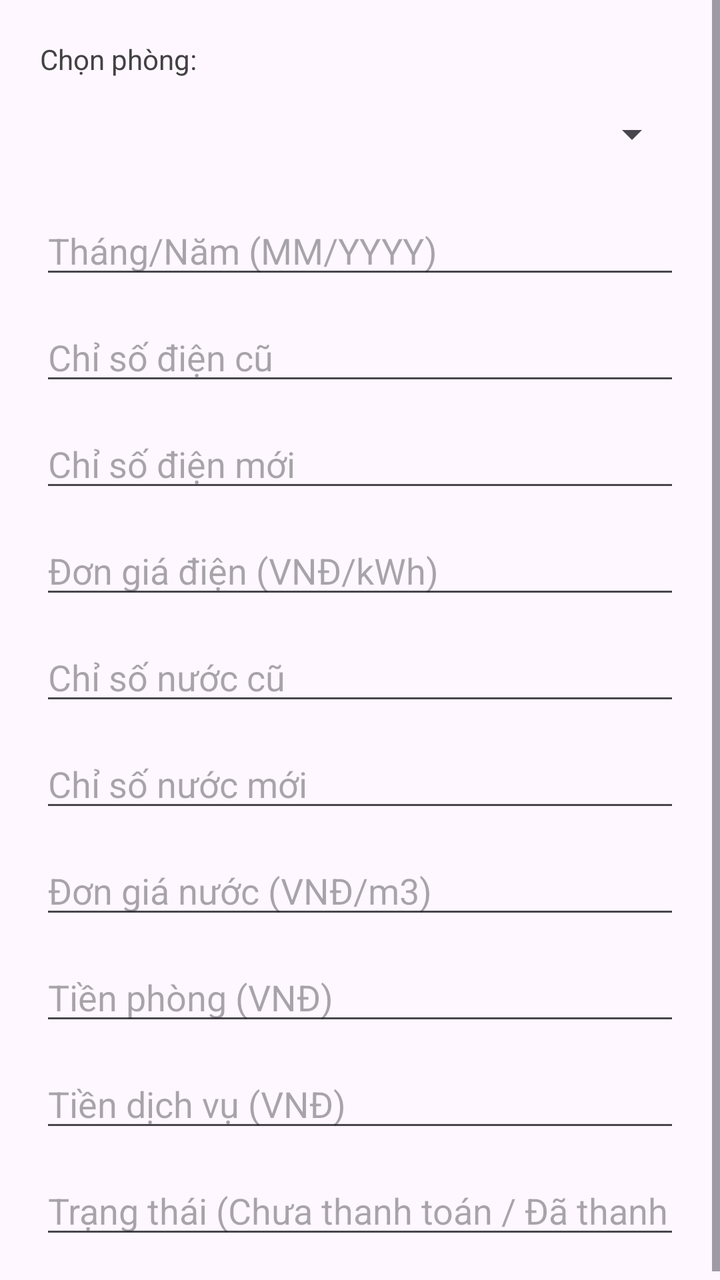
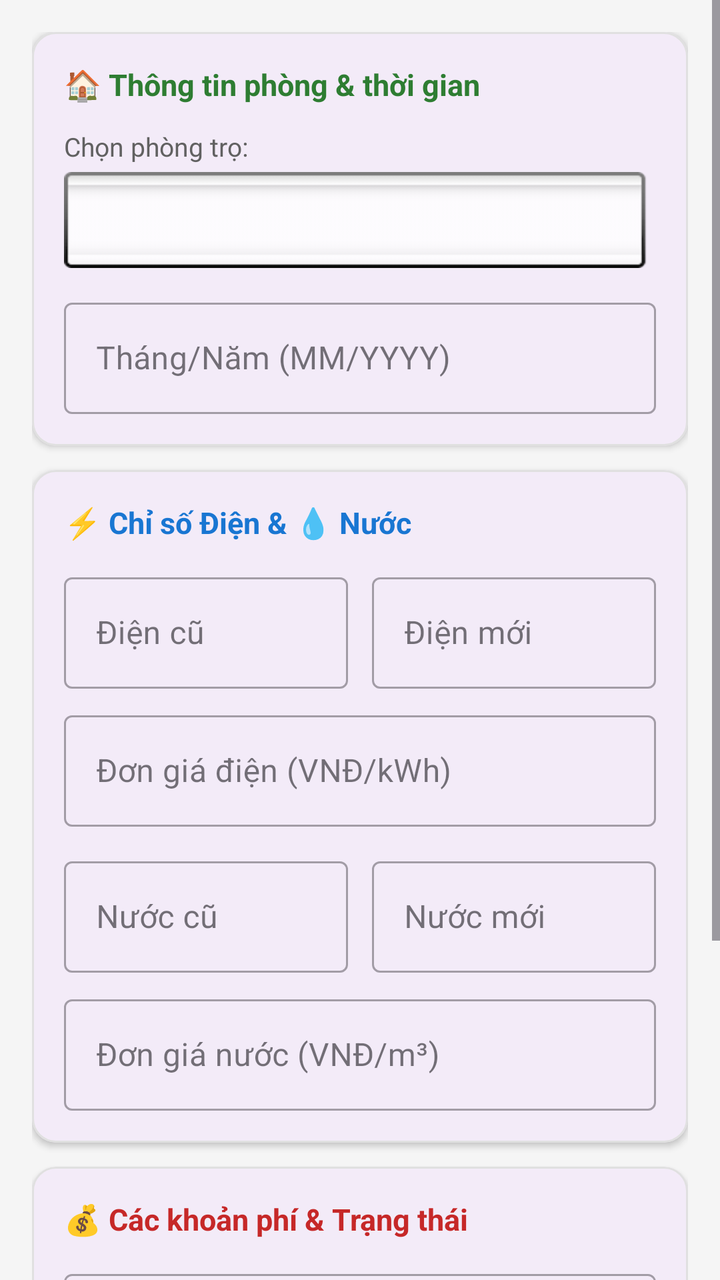

Compare the two renders of this Android layout. The source of the first and the diff that turns it into the second are given below.
<!-- AndroidManifest.xml: application theme Theme.DACK2026 -->
<!-- res/layout/dialog_hoa_don.xml -->
<?xml version="1.0" encoding="utf-8"?>
<ScrollView xmlns:android="http://schemas.android.com/apk/res/android"
    android:layout_width="match_parent"
    android:layout_height="wrap_content">

    <LinearLayout
        android:layout_width="match_parent"
        android:layout_height="wrap_content"
        android:orientation="vertical"
        android:padding="20dp">

        <TextView
            android:layout_width="wrap_content"
            android:layout_height="wrap_content"
            android:layout_marginBottom="4dp"
            android:text="Chọn phòng:"
            android:textColor="#424242"
            android:textSize="14sp" />

        <Spinner
            android:id="@+id/spinnerPhong"
            android:layout_width="match_parent"
            android:layout_height="48dp"
            android:layout_marginBottom="12dp" />

        <EditText
            android:id="@+id/etThangNam"
            android:layout_width="match_parent"
            android:layout_height="wrap_content"
            android:layout_marginBottom="12dp"
            android:hint="Tháng/Năm (MM/YYYY)"
            android:inputType="text"
            android:maxLines="1" />

        <EditText
            android:id="@+id/etChiSoDienCu"
            android:layout_width="match_parent"
            android:layout_height="wrap_content"
            android:layout_marginBottom="12dp"
            android:hint="Chỉ số điện cũ"
            android:inputType="number"
            android:maxLines="1" />

        <EditText
            android:id="@+id/etChiSoDienMoi"
            android:layout_width="match_parent"
            android:layout_height="wrap_content"
            android:layout_marginBottom="12dp"
            android:hint="Chỉ số điện mới"
            android:inputType="number"
            android:maxLines="1" />

        <EditText
            android:id="@+id/etDonGiaDien"
            android:layout_width="match_parent"
            android:layout_height="wrap_content"
            android:layout_marginBottom="12dp"
            android:hint="Đơn giá điện (VNĐ/kWh)"
            android:inputType="numberDecimal"
            android:maxLines="1" />

        <EditText
            android:id="@+id/etChiSoNuocCu"
            android:layout_width="match_parent"
            android:layout_height="wrap_content"
            android:layout_marginBottom="12dp"
            android:hint="Chỉ số nước cũ"
            android:inputType="number"
            android:maxLines="1" />

        <EditText
            android:id="@+id/etChiSoNuocMoi"
            android:layout_width="match_parent"
            android:layout_height="wrap_content"
            android:layout_marginBottom="12dp"
            android:hint="Chỉ số nước mới"
            android:inputType="number"
            android:maxLines="1" />

        <EditText
            android:id="@+id/etDonGiaNuoc"
            android:layout_width="match_parent"
            android:layout_height="wrap_content"
            android:layout_marginBottom="12dp"
            android:hint="Đơn giá nước (VNĐ/m3)"
            android:inputType="numberDecimal"
            android:maxLines="1" />

        <EditText
            android:id="@+id/etTienPhong"
            android:layout_width="match_parent"
            android:layout_height="wrap_content"
            android:layout_marginBottom="12dp"
            android:hint="Tiền phòng (VNĐ)"
            android:inputType="numberDecimal"
            android:maxLines="1" />

        <EditText
            android:id="@+id/etTienDichVu"
            android:layout_width="match_parent"
            android:layout_height="wrap_content"
            android:layout_marginBottom="12dp"
            android:hint="Tiền dịch vụ (VNĐ)"
            android:inputType="numberDecimal"
            android:maxLines="1" />

        <EditText
            android:id="@+id/etTrangThai"
            android:layout_width="match_parent"
            android:layout_height="wrap_content"
            android:hint="Trạng thái (Chưa thanh toán / Đã thanh toán)"
            android:inputType="text"
            android:maxLines="1" />

    </LinearLayout>
</ScrollView>
<!-- resources referenced by this layout -->
<resources>
  <style name="Theme.DACK2026" parent="Base.Theme.DACK2026" />
  <style name="Base.Theme.DACK2026" parent="Theme.Material3.DayNight.NoActionBar">
          
          
      </style>
</resources>

<!-- the commit's change to res/layout/dialog_hoa_don.xml (unified diff, before → after) -->
@@ -1,116 +1,303 @@
 <?xml version="1.0" encoding="utf-8"?>
 <ScrollView xmlns:android="http://schemas.android.com/apk/res/android"
+    xmlns:app="http://schemas.android.com/apk/res-auto"
     android:layout_width="match_parent"
-    android:layout_height="wrap_content">
+    android:layout_height="wrap_content"
+    android:background="#F5F5F5">
 
     <LinearLayout
         android:layout_width="match_parent"
         android:layout_height="wrap_content"
         android:orientation="vertical"
-        android:padding="20dp">
-
-        <TextView
-            android:layout_width="wrap_content"
-            android:layout_height="wrap_content"
-            android:layout_marginBottom="4dp"
-            android:text="Chọn phòng:"
-            android:textColor="#424242"
-            android:textSize="14sp" />
-
-        <Spinner
-            android:id="@+id/spinnerPhong"
-            android:layout_width="match_parent"
-            android:layout_height="48dp"
-            android:layout_marginBottom="12dp" />
-
-        <EditText
-            android:id="@+id/etThangNam"
+        android:padding="16dp">
+
+        
+        <com.google.android.material.card.MaterialCardView
             android:layout_width="match_parent"
             android:layout_height="wrap_content"
             android:layout_marginBottom="12dp"
-            android:hint="Tháng/Năm (MM/YYYY)"
-            android:inputType="text"
-            android:maxLines="1" />
-
-        <EditText
-            android:id="@+id/etChiSoDienCu"
+            app:cardCornerRadius="12dp"
+            app:cardElevation="2dp"
+            app:strokeColor="#E0E0E0"
+            app:strokeWidth="1dp">
+
+            <LinearLayout
+                android:layout_width="match_parent"
+                android:layout_height="wrap_content"
+                android:orientation="vertical"
+                android:padding="16dp">
+
+                <TextView
+                    android:layout_width="wrap_content"
+                    android:layout_height="wrap_content"
+                    android:text="🏠 Thông tin phòng &amp; thời gian"
+                    android:textColor="#2E7D32"
+                    android:textSize="15sp"
+                    android:textStyle="bold" />
+
+                <TextView
+                    android:layout_width="wrap_content"
+                    android:layout_height="wrap_content"
+                    android:layout_marginTop="12dp"
+                    android:layout_marginBottom="4dp"
+                    android:text="Chọn phòng trọ:"
+                    android:textColor="#616161"
+                    android:textSize="13sp" />
+
+                <Spinner
+                    android:id="@+id/spinnerPhong"
+                    android:layout_width="match_parent"
+                    android:layout_height="48dp"
+                    android:background="@android:drawable/spinner_background"
+                    android:layout_marginBottom="12dp" />
+
+                <com.google.android.material.textfield.TextInputLayout
+                    android:layout_width="match_parent"
+                    android:layout_height="wrap_content"
+                    style="@style/Widget.MaterialComponents.TextInputLayout.OutlinedBox">
+
+                    <com.google.android.material.textfield.TextInputEditText
+                        android:id="@+id/etThangNam"
+                        android:layout_width="match_parent"
+                        android:layout_height="wrap_content"
+                        android:hint="Tháng/Năm (MM/YYYY)"
+                        android:inputType="text"
+                        android:maxLines="1" />
+                </com.google.android.material.textfield.TextInputLayout>
+
+            </LinearLayout>
+        </com.google.android.material.card.MaterialCardView>
+
+        
+        <com.google.android.material.card.MaterialCardView
             android:layout_width="match_parent"
             android:layout_height="wrap_content"
             android:layout_marginBottom="12dp"
-            android:hint="Chỉ số điện cũ"
-            android:inputType="number"
-            android:maxLines="1" />
-
-        <EditText
-            android:id="@+id/etChiSoDienMoi"
+            app:cardCornerRadius="12dp"
+            app:cardElevation="2dp"
+            app:strokeColor="#E0E0E0"
+            app:strokeWidth="1dp">
+
+            <LinearLayout
+                android:layout_width="match_parent"
+                android:layout_height="wrap_content"
+                android:orientation="vertical"
+                android:padding="16dp">
+
+                <TextView
+                    android:layout_width="wrap_content"
+                    android:layout_height="wrap_content"
+                    android:text="⚡ Chỉ số Điện &amp; 💧 Nước"
+                    android:textColor="#1976D2"
+                    android:textSize="15sp"
+                    android:textStyle="bold" />
+
+                <LinearLayout
+                    android:layout_width="match_parent"
+                    android:layout_height="wrap_content"
+                    android:layout_marginTop="12dp"
+                    android:orientation="horizontal">
+
+                    <com.google.android.material.textfield.TextInputLayout
+                        android:layout_width="0dp"
+                        android:layout_height="wrap_content"
+                        android:layout_weight="1"
+                        android:layout_marginEnd="6dp"
+                        style="@style/Widget.MaterialComponents.TextInputLayout.OutlinedBox">
+
+                        <com.google.android.material.textfield.TextInputEditText
+                            android:id="@+id/etChiSoDienCu"
+                            android:layout_width="match_parent"
+                            android:layout_height="wrap_content"
+                            android:hint="Điện cũ"
+                            android:inputType="number"
+                            android:maxLines="1" />
+                    </com.google.android.material.textfield.TextInputLayout>
+
+                    <com.google.android.material.textfield.TextInputLayout
+                        android:layout_width="0dp"
+                        android:layout_height="wrap_content"
+                        android:layout_weight="1"
+                        android:layout_marginStart="6dp"
+                        style="@style/Widget.MaterialComponents.TextInputLayout.OutlinedBox">
+
+                        <com.google.android.material.textfield.TextInputEditText
+                            android:id="@+id/etChiSoDienMoi"
+                            android:layout_width="match_parent"
+                            android:layout_height="wrap_content"
+                            android:hint="Điện mới"
+                            android:inputType="number"
+                            android:maxLines="1" />
+                    </com.google.android.material.textfield.TextInputLayout>
+                </LinearLayout>
+
+                <com.google.android.material.textfield.TextInputLayout
+                    android:layout_width="match_parent"
+                    android:layout_height="wrap_content"
+                    android:layout_marginTop="8dp"
+                    style="@style/Widget.MaterialComponents.TextInputLayout.OutlinedBox">
+
+                    <com.google.android.material.textfield.TextInputEditText
+                        android:id="@+id/etDonGiaDien"
+                        android:layout_width="match_parent"
+                        android:layout_height="wrap_content"
+                        android:hint="Đơn giá điện (VNĐ/kWh)"
+                        android:inputType="numberDecimal"
+                        android:maxLines="1" />
+                </com.google.android.material.textfield.TextInputLayout>
+
+                <LinearLayout
+                    android:layout_width="match_parent"
+                    android:layout_height="wrap_content"
+                    android:layout_marginTop="12dp"
+                    android:orientation="horizontal">
+
+                    <com.google.android.material.textfield.TextInputLayout
+                        android:layout_width="0dp"
+                        android:layout_height="wrap_content"
+                        android:layout_weight="1"
+                        android:layout_marginEnd="6dp"
+                        style="@style/Widget.MaterialComponents.TextInputLayout.OutlinedBox">
+
+                        <com.google.android.material.textfield.TextInputEditText
+                            android:id="@+id/etChiSoNuocCu"
+                            android:layout_width="match_parent"
+                            android:layout_height="wrap_content"
+                            android:hint="Nước cũ"
+                            android:inputType="number"
+                            android:maxLines="1" />
+                    </com.google.android.material.textfield.TextInputLayout>
+
+                    <com.google.android.material.textfield.TextInputLayout
+                        android:layout_width="0dp"
+                        android:layout_height="wrap_content"
+                        android:layout_weight="1"
+                        android:layout_marginStart="6dp"
+                        style="@style/Widget.MaterialComponents.TextInputLayout.OutlinedBox">
+
+                        <com.google.android.material.textfield.TextInputEditText
+                            android:id="@+id/etChiSoNuocMoi"
+                            android:layout_width="match_parent"
+                            android:layout_height="wrap_content"
+                            android:hint="Nước mới"
+                            android:inputType="number"
+                            android:maxLines="1" />
+                    </com.google.android.material.textfield.TextInputLayout>
+                </LinearLayout>
+
+                <com.google.android.material.textfield.TextInputLayout
+                    android:layout_width="match_parent"
+                    android:layout_height="wrap_content"
+                    android:layout_marginTop="8dp"
+                    style="@style/Widget.MaterialComponents.TextInputLayout.OutlinedBox">
+
+                    <com.google.android.material.textfield.TextInputEditText
+                        android:id="@+id/etDonGiaNuoc"
+                        android:layout_width="match_parent"
+                        android:layout_height="wrap_content"
+                        android:hint="Đơn giá nước (VNĐ/m³)"
+                        android:inputType="numberDecimal"
+                        android:maxLines="1" />
+                </com.google.android.material.textfield.TextInputLayout>
+
+            </LinearLayout>
+        </com.google.android.material.card.MaterialCardView>
+
+        
+        <com.google.android.material.card.MaterialCardView
             android:layout_width="match_parent"
             android:layout_height="wrap_content"
-            android:layout_marginBottom="12dp"
-            android:hint="Chỉ số điện mới"
-            android:inputType="number"
-            android:maxLines="1" />
-
-        <EditText
-            android:id="@+id/etDonGiaDien"
-            android:layout_width="match_parent"
-            android:layout_height="wrap_content"
-            android:layout_marginBottom="12dp"
-            android:hint="Đơn giá điện (VNĐ/kWh)"
-            android:inputType="numberDecimal"
-            android:maxLines="1" />
-
-        <EditText
-            android:id="@+id/etChiSoNuocCu"
-            android:layout_width="match_parent"
-            android:layout_height="wrap_content"
-            android:layout_marginBottom="12dp"
-            android:hint="Chỉ số nước cũ"
-            android:inputType="number"
-            android:maxLines="1" />
-
-        <EditText
-            android:id="@+id/etChiSoNuocMoi"
-            android:layout_width="match_parent"
-            android:layout_height="wrap_content"
-            android:layout_marginBottom="12dp"
-            android:hint="Chỉ số nước mới"
-            android:inputType="number"
-            android:maxLines="1" />
-
-        <EditText
-            android:id="@+id/etDonGiaNuoc"
-            android:layout_width="match_parent"
-            android:layout_height="wrap_content"
-            android:layout_marginBottom="12dp"
-            android:hint="Đơn giá nước (VNĐ/m3)"
-            android:inputType="numberDecimal"
-            android:maxLines="1" />
-
-        <EditText
-            android:id="@+id/etTienPhong"
-            android:layout_width="match_parent"
-            android:layout_height="wrap_content"
-            android:layout_marginBottom="12dp"
-            android:hint="Tiền phòng (VNĐ)"
-            android:inputType="numberDecimal"
-            android:maxLines="1" />
-
-        <EditText
-            android:id="@+id/etTienDichVu"
-            android:layout_width="match_parent"
-            android:layout_height="wrap_content"
-            android:layout_marginBottom="12dp"
-            android:hint="Tiền dịch vụ (VNĐ)"
-            android:inputType="numberDecimal"
-            android:maxLines="1" />
-
-        <EditText
-            android:id="@+id/etTrangThai"
-            android:layout_width="match_parent"
-            android:layout_height="wrap_content"
-            android:hint="Trạng thái (Chưa thanh toán / Đã thanh toán)"
-            android:inputType="text"
-            android:maxLines="1" />
+            android:layout_marginBottom="8dp"
+            app:cardCornerRadius="12dp"
+            app:cardElevation="2dp"
+            app:strokeColor="#E0E0E0"
+            app:strokeWidth="1dp">
+
+            <LinearLayout
+                android:layout_width="match_parent"
+                android:layout_height="wrap_content"
+                android:orientation="vertical"
+                android:padding="16dp">
+
+                <TextView
+                    android:layout_width="wrap_content"
+                    android:layout_height="wrap_content"
+                    android:text="💰 Các khoản phí &amp; Trạng thái"
+                    android:textColor="#C62828"
+                    android:textSize="15sp"
+                    android:textStyle="bold" />
+
+                <com.google.android.material.textfield.TextInputLayout
+                    android:layout_width="match_parent"
+                    android:layout_height="wrap_content"
+                    android:layout_marginTop="12dp"
+                    style="@style/Widget.MaterialComponents.TextInputLayout.OutlinedBox">
+
+                    <com.google.android.material.textfield.TextInputEditText
+                        android:id="@+id/etTienPhong"
+                        android:layout_width="match_parent"
+                        android:layout_height="wrap_content"
+                        android:hint="Tiền phòng (VNĐ)"
+                        android:inputType="numberDecimal"
+                        android:maxLines="1" />
+                </com.google.android.material.textfield.TextInputLayout>
+
+                <LinearLayout
+                    android:layout_width="match_parent"
+                    android:layout_height="wrap_content"
+                    android:layout_marginTop="8dp"
+                    android:orientation="horizontal">
+
+                    <com.google.android.material.textfield.TextInputLayout
+                        android:layout_width="0dp"
+                        android:layout_height="wrap_content"
+                        android:layout_weight="1"
+                        android:layout_marginEnd="6dp"
+                        style="@style/Widget.MaterialComponents.TextInputLayout.OutlinedBox">
+
+                        <com.google.android.material.textfield.TextInputEditText
+                            android:id="@+id/etTienWifi"
+                            android:layout_width="match_parent"
+                            android:layout_height="wrap_content"
+                            android:hint="Tiền WiFi"
+                            android:inputType="numberDecimal"
+                            android:maxLines="1" />
+                    </com.google.android.material.textfield.TextInputLayout>
+
+                    <com.google.android.material.textfield.TextInputLayout
+                        android:layout_width="0dp"
+                        android:layout_height="wrap_content"
+                        android:layout_weight="1"
+                        android:layout_marginStart="6dp"
+                        style="@style/Widget.MaterialComponents.TextInputLayout.OutlinedBox">
+
+                        <com.google.android.material.textfield.TextInputEditText
+                            android:id="@+id/etTienRac"
+                            android:layout_width="match_parent"
+                            android:layout_height="wrap_content"
+                            android:hint="Tiền rác"
+                            android:inputType="numberDecimal"
+                            android:maxLines="1" />
+                    </com.google.android.material.textfield.TextInputLayout>
+                </LinearLayout>
+
+                <com.google.android.material.textfield.TextInputLayout
+                    android:layout_width="match_parent"
+                    android:layout_height="wrap_content"
+                    android:layout_marginTop="8dp"
+                    style="@style/Widget.MaterialComponents.TextInputLayout.OutlinedBox">
+
+                    <com.google.android.material.textfield.TextInputEditText
+                        android:id="@+id/etTrangThai"
+                        android:layout_width="match_parent"
+                        android:layout_height="wrap_content"
+                        android:hint="Trạng thái (Chưa thanh toán / Đã thanh toán)"
+                        android:inputType="text"
+                        android:maxLines="1" />
+                </com.google.android.material.textfield.TextInputLayout>
+
+            </LinearLayout>
+        </com.google.android.material.card.MaterialCardView>
 
     </LinearLayout>
 </ScrollView>
